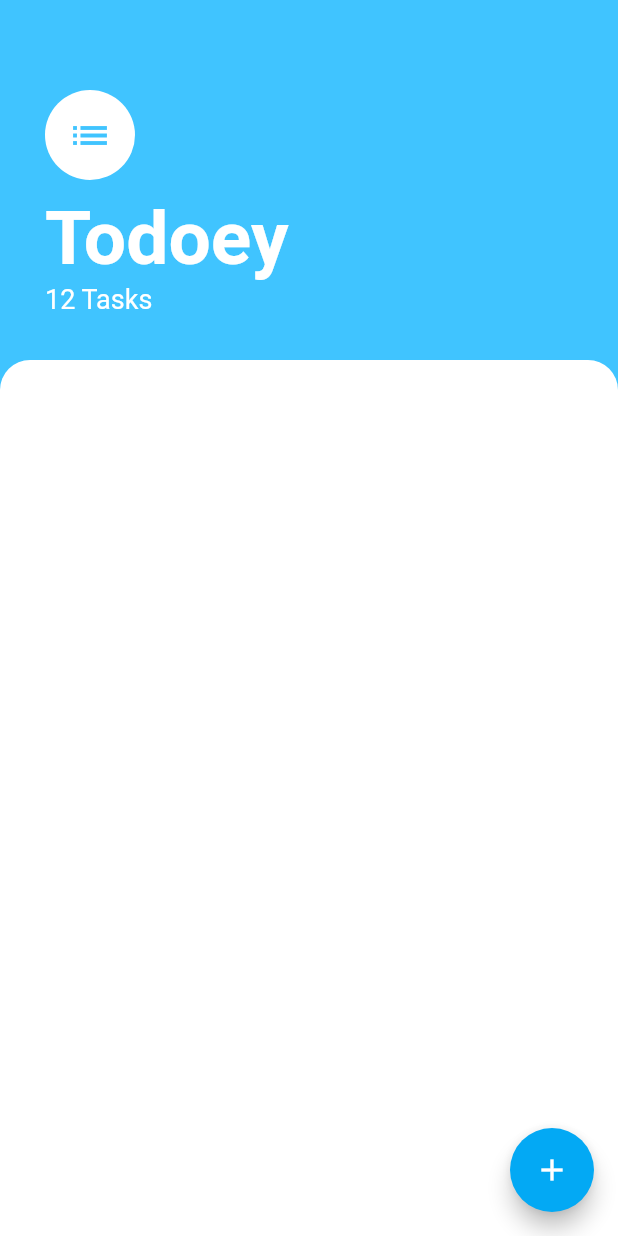
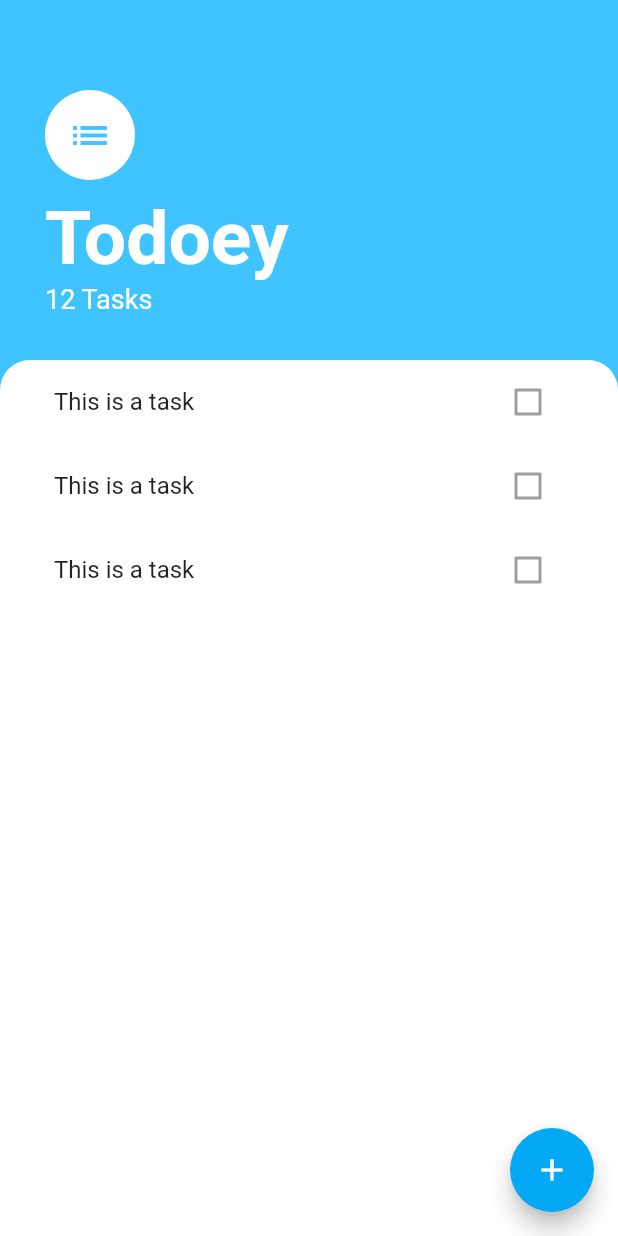
Before and after one commit to ujjwalmaity/todoey, a Flutter app: the screen it shows after launch, on a phone screen of 412 x 824 dp. Run offline on Flutter 3.47's test engine with Material 2 defaults, Android fonts, the phone set to English and light mode, and no system bars.

Commit message:
ListView

```diff
--- a/lib/screens/tasks_screen.dart
+++ b/lib/screens/tasks_screen.dart
@@ -1,4 +1,5 @@
 import 'package:flutter/material.dart';
+import 'package:todoey/widgets/tasks_list.dart';
 
 class TasksScreen extends StatelessWidget {
   @override
@@ -50,10 +51,12 @@
           ),
           Expanded(
             child: Container(
+              padding: EdgeInsets.symmetric(horizontal: 20.0),
               decoration: BoxDecoration(
                 color: Colors.white,
                 borderRadius: BorderRadius.only(topLeft: Radius.circular(20.0), topRight: Radius.circular(20.0)),
               ),
+              child: TasksList(),
             ),
           ),
         ],
--- /dev/null
+++ b/lib/widgets/task_tile.dart
@@ -0,0 +1,13 @@
+import 'package:flutter/material.dart';
+
+class TaskTile extends StatelessWidget {
+  @override
+  Widget build(BuildContext context) {
+    return ListTile(
+      title: Text('This is a task'),
+      trailing: Checkbox(
+        value: false,
+      ),
+    );
+  }
+}
--- /dev/null
+++ b/lib/widgets/tasks_list.dart
@@ -0,0 +1,15 @@
+import 'package:flutter/material.dart';
+import 'package:todoey/widgets/task_tile.dart';
+
+class TasksList extends StatelessWidget {
+  @override
+  Widget build(BuildContext context) {
+    return ListView(
+      children: <Widget>[
+        TaskTile(),
+        TaskTile(),
+        TaskTile(),
+      ],
+    );
+  }
+}
```
